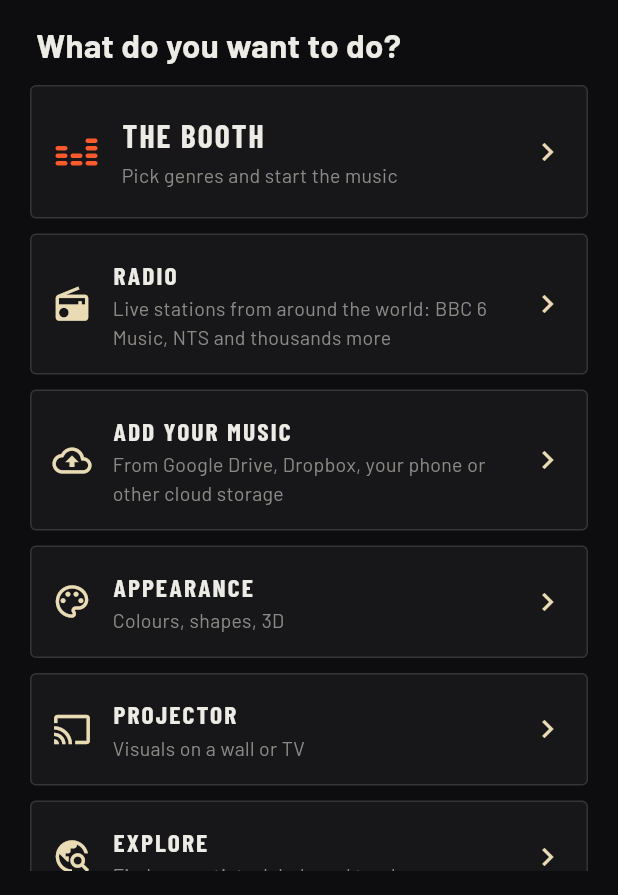
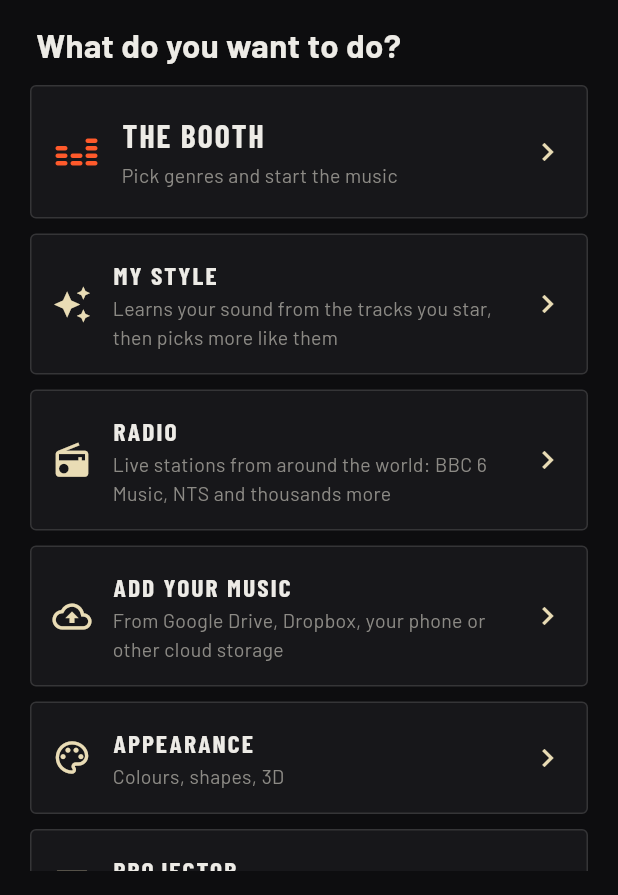
Before and after one commit to ben-clift/SetFlow, a Flutter app: the screen it shows after launch, after a tap on "Start your experience", on a phone screen of 412 x 824 dp, the part 341-1236 px from its top. Run offline on Flutter 3.47's test engine with Material 3 defaults, Android fonts, the phone set to English and light mode, and no system bars; our stand-ins replace file_picker, image_picker, permission_handler, share_plus, shared_preferences and 2 more; missing offline and left inert: dart:ffi, google_mlkit_text_recognition, photo_manager; accounts and stored records are empty.

Commit message:
Add My style to Home with explanation
Co-Authored-By: Claude Sonnet 5.5 <noreply@anthropic.com>
Claude-Session: https://claude.ai/code/session_01YCEXcqMYGQgKHRSULhNeTU

```diff
--- a/lib/ui/simple_view.dart
+++ b/lib/ui/simple_view.dart
@@ -2004,6 +2004,8 @@ class _SimpleViewState extends State<SimpleView> with WidgetsBindingObserver {
               'Choose genres, mood, speed and how hard it hits. Tracks are lined up and blended in time, matched by tempo and key.'),
           point(Icons.cloud_upload_outlined, 'Bring your own music',
               'Upload your tracks to Google Drive or Dropbox, then add them from there. Or pick files from your phone, or connect your Mac.'),
+          point(Icons.auto_awesome, 'My style learns your sound',
+              'Star the tracks you love while they play. Setflow learns their genre, tempo and artists and picks more music like them.'),
           point(Icons.radio, 'Radio from everywhere',
               'Tune in to live stations worldwide, filtered by genre and country, from BBC 6 Music to local underground shows.'),
           point(Icons.travel_explore, 'Find new music',
@@ -2103,6 +2105,8 @@ class _SimpleViewState extends State<SimpleView> with WidgetsBindingObserver {
                 _showChooser = !playing;
               }),
           primary: true),
+      tile('My style', 'Learns your sound from the tracks you star, then picks more like them', Icons.auto_awesome,
+          () => _sheet('My style', _StyleBox(onPlayNow: () => _styleFallback(force: true)))),
       tile('Radio', 'Live stations from around the world: BBC 6 Music, NTS and thousands more', Icons.radio,
           () => Navigator.of(context).push(MaterialPageRoute<void>(builder: (_) => const RadioPage()))),
       tile('Add your music', 'From Google Drive, Dropbox, your phone or other cloud storage', Icons.cloud_upload_outlined,
@@ -3434,7 +3438,7 @@ class _StyleBoxState extends State<_StyleBox> {
           const SizedBox(height: 6),
           const Text(
               'Star the tracks you love (the star button while a track plays). My style learns their genre, tempo and artists, '
-              'then picks more music like them. It plays tracks you already have first. If there are none, it finds similar artists online and downloads them.\n'
+              'then picks more music like them. It plays tracks you already have first. If there are none, it looks for similar free tracks online.\n'
               'Use it when the genre queue runs dry, or mix it in regularly below. Tick which starred tracks count, and set how far from them it may roam.',
               style: TextStyle(fontSize: 14)),
           const SizedBox(height: 8),
```
